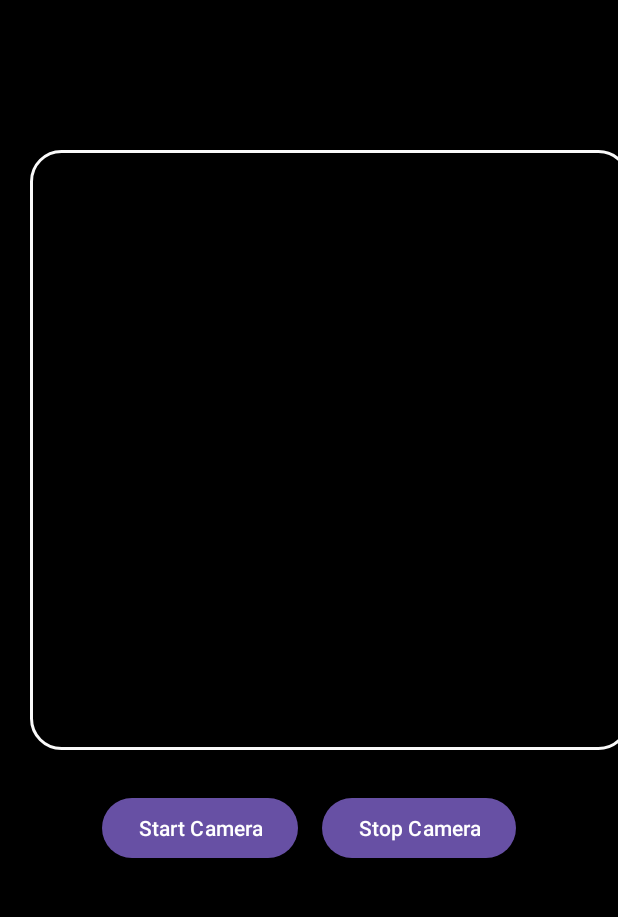
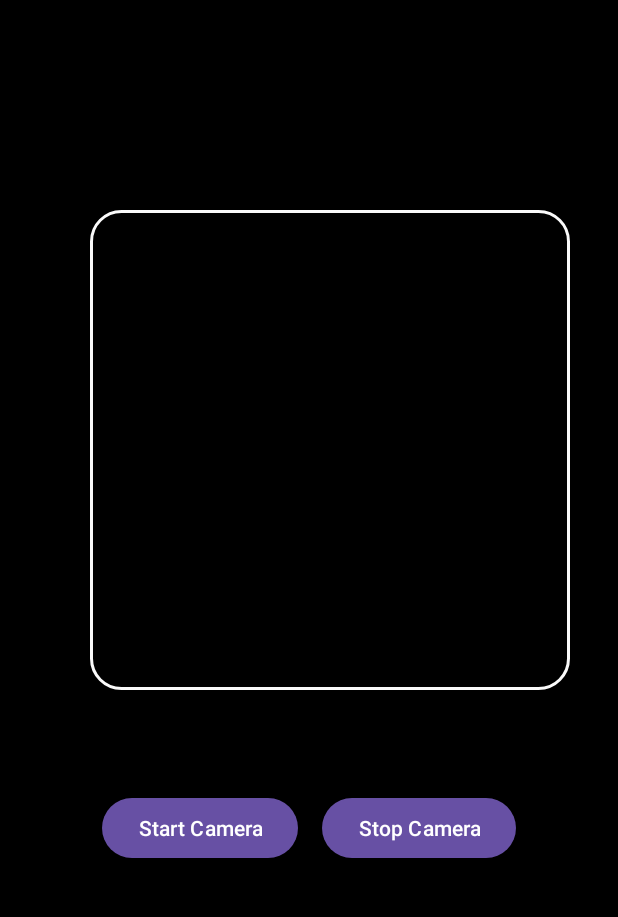
Before and after one commit to ankitsingh0913/QRScanner, an Android app: the screen it shows after launch (MainActivity), on a phone screen of 412 x 824 dp, the part 96-1013 px from its top. Run offline under Robolectric (Android 15) with nearby library versions, the phone set to English and light mode, and no system bars; libraries missing offline, so code that uses them is left out: com.otaliastudios.cameraview; plain views replace CameraView; 2 statements that could not run were skipped.

Commit message:
3rd Update

```diff
--- a/app/src/main/AndroidManifest.xml
+++ b/app/src/main/AndroidManifest.xml
@@ -9,6 +9,9 @@
     <uses-permission android:name="android.permission.CAMERA" />
     <uses-permission android:name="android.permission.RECORD_AUDIO" />
     <uses-permission android:name="android.permission.INTERNET"/>
+    <uses-permission android:name="android.permission.WRITE_EXTERNAL_STORAGE" />
+    <uses-permission android:name="android.permission.READ_EXTERNAL_STORAGE" />
+
 
     <application
         android:allowBackup="true"
--- a/app/src/main/java/com/xclone/qrscanner/Adapter.java
+++ /dev/null
@@ -1,44 +0,0 @@
-package com.xclone.qrscanner;
-import android.graphics.Bitmap;
-import android.view.LayoutInflater;
-import android.view.View;
-import android.view.ViewGroup;
-import android.widget.ImageView;
-import androidx.annotation.NonNull;
-import androidx.recyclerview.widget.RecyclerView;
-import java.util.List;
-
-public class Adapter extends RecyclerView.Adapter<Adapter.ViewHolder> {
-
-    private final List<Bitmap> frameList;
-
-    public Adapter(List<Bitmap> frameList) {
-        this.frameList = frameList;
-    }
-
-    @NonNull
-    @Override
-    public ViewHolder onCreateViewHolder(@NonNull ViewGroup parent, int viewType) {
-        View view = LayoutInflater.from(parent.getContext()).inflate(R.layout.frames, parent, false);
-        return new ViewHolder(view);
-    }
-
-    @Override
-    public void onBindViewHolder(@NonNull ViewHolder holder, int position) {
-        holder.frameImageView.setImageBitmap(frameList.get(position));
-    }
-
-    @Override
-    public int getItemCount() {
-        return frameList.size();
-    }
-
-    public static class ViewHolder extends RecyclerView.ViewHolder {
-        ImageView frameImageView;
-
-        public ViewHolder(@NonNull View itemView) {
-            super(itemView);
-            frameImageView = itemView.findViewById(R.id.frameImage);
-        }
-    }
-}
--- /dev/null
+++ b/app/src/main/java/com/xclone/qrscanner/FrameAdapter.java
@@ -0,0 +1,48 @@
+package com.xclone.qrscanner;
+
+import android.graphics.Bitmap;
+import android.view.LayoutInflater;
+import android.view.View;
+import android.view.ViewGroup;
+import android.widget.ImageView;
+
+import androidx.annotation.NonNull;
+import androidx.recyclerview.widget.RecyclerView;
+
+import java.util.List;
+
+public class FrameAdapter extends RecyclerView.Adapter<FrameAdapter.FrameViewHolder> {
+
+    private final List<Bitmap> frameList;
+
+    public FrameAdapter(List<Bitmap> frameList) {
+        this.frameList = frameList;
+    }
+
+    @NonNull
+    @Override
+    public FrameViewHolder onCreateViewHolder(@NonNull ViewGroup parent, int viewType) {
+        View view = LayoutInflater.from(parent.getContext()).inflate(R.layout.frame_item, parent, false);
+        return new FrameViewHolder(view);
+    }
+
+    @Override
+    public void onBindViewHolder(@NonNull FrameViewHolder holder, int position) {
+        Bitmap frame = frameList.get(position);
+        holder.imageView.setImageBitmap(frame);
+    }
+
+    @Override
+    public int getItemCount() {
+        return frameList.size();
+    }
+
+    static class FrameViewHolder extends RecyclerView.ViewHolder {
+        ImageView imageView;
+
+        public FrameViewHolder(@NonNull View itemView) {
+            super(itemView);
+            imageView = itemView.findViewById(R.id.frameImage);
+        }
+    }
+}
--- a/app/src/main/java/com/xclone/qrscanner/MainActivity.java
+++ b/app/src/main/java/com/xclone/qrscanner/MainActivity.java
@@ -2,8 +2,6 @@ package com.xclone.qrscanner;
 
 import android.graphics.Bitmap;
 import android.os.Bundle;
-import android.os.Handler;
-import android.os.Looper;
 import android.util.Log;
 import android.view.View;
 import android.widget.TextView;
@@ -29,10 +27,8 @@ public class MainActivity extends AppCompatActivity {
 
     private static final String TAG = "MainActivity";
     private CameraView cameraView;
-    private Handler frameHandler;
-    private Runnable frameRunnable;
     private List<Bitmap> frameList = new ArrayList<>();
-    private Adapter frameAdapter;
+    private FrameAdapter frameAdapter;
     private boolean isRecording = false;
     private TextView recordingIndicator;
     private long lastFrameTime = 0;
@@ -42,49 +38,91 @@ public class MainActivity extends AppCompatActivity {
         super.onCreate(savedInstanceState);
         EdgeToEdge.enable(this);
         setContentView(R.layout.activity_main);
+
+        // Handle edge-to-edge insets
         ViewCompat.setOnApplyWindowInsetsListener(findViewById(R.id.main), (v, insets) -> {
             Insets systemBars = insets.getInsets(WindowInsetsCompat.Type.systemBars());
             v.setPadding(systemBars.left, systemBars.top, systemBars.right, systemBars.bottom);
             return insets;
         });
 
+        setupRecyclerView();
+        setupCameraView();
+        setupRecordingControls();
+    }
+
+    private void setupRecyclerView() {
         RecyclerView recyclerView = findViewById(R.id.recyclerView);
         recyclerView.setLayoutManager(new LinearLayoutManager(this, LinearLayoutManager.HORIZONTAL, false));
-        frameAdapter = new Adapter(frameList);
+        frameAdapter = new FrameAdapter(frameList);
         recyclerView.setAdapter(frameAdapter);
+    }
 
+    private void setupCameraView() {
+        cameraView = findViewById(R.id.camera);
+        cameraView.setLifecycleOwner(this);
+    }
+
+    private void setupRecordingControls() {
         recordingIndicator = findViewById(R.id.recordingIndicator);
         findViewById(R.id.startButton).setOnClickListener(view -> startRecording());
         findViewById(R.id.stopButton).setOnClickListener(view -> stopRecording());
-
-        cameraView = findViewById(R.id.camera);
-        cameraView.setLifecycleOwner(this);
     }
 
     private void startRecording() {
         isRecording = true;
         recordingIndicator.setVisibility(View.VISIBLE);
         lastFrameTime = 0;
-        cameraView.addFrameProcessor(new FrameProcessor() {
+        cameraView.addFrameProcessor(frameProcessor);
+        Log.d(TAG, "Recording started");
+    }
+
+    private void stopRecording() {
+        isRecording = false;
+        cameraView.clearFrameProcessors();
+        recordingIndicator.setVisibility(View.GONE);
+        Log.d(TAG, "Recording stopped");
+    }
+
+    private final FrameProcessor frameProcessor = new FrameProcessor() {
         @Override
         public void process(@NonNull Frame frame) {
+            if (!isRecording) {
+                return;
+            }
+
             long currentTime = System.currentTimeMillis();
-                if (currentTime - lastFrameTime >= 1000){
+            if (currentTime - lastFrameTime >= 1000) { // Process a frame every second
                 lastFrameTime = currentTime;
                 Log.d(TAG, "Processing frame");
-                    Log.d(TAG, "Frame format: " + frame.getFormat());
-                    Log.d(TAG, "Frame size: " + frame.getSize().getWidth() + "x" + frame.getSize().getHeight());
 
                 ByteBuffer buffer = frame.getData();
                 int width = frame.getSize().getWidth();
                 int height = frame.getSize().getHeight();
                 byte[] data = new byte[buffer.remaining()];
                 buffer.get(data);
-                    Log.d(TAG, "buffer: " + data.length);
+
+                Bitmap bitmap = createBitmapFromFrame(data, width, height);
+                if (bitmap != null) {
+                    addFrameToList(bitmap);
+                }
+            }
+        }
+    };
+
+    private Bitmap createBitmapFromFrame(byte[] data, int width, int height) {
         Bitmap bitmap = Bitmap.createBitmap(width, height, Bitmap.Config.ARGB_8888);
+        try {
             bitmap.copyPixelsFromBuffer(ByteBuffer.wrap(data));
             Log.d(TAG, "Bitmap created");
+        } catch (Exception e) {
+            Log.e(TAG, "Failed to create bitmap from frame data", e);
+            return null;
+        }
+        return bitmap;
+    }
 
+    private void addFrameToList(Bitmap bitmap) {
         runOnUiThread(() -> {
             synchronized (frameList) {
                 frameList.add(bitmap);
@@ -93,23 +131,6 @@ public class MainActivity extends AppCompatActivity {
             Log.d(TAG, "Frame added to list, total frames: " + frameList.size());
         });
     }
-            }
-        });
-
-        frameHandler = new Handler(Looper.getMainLooper());
-        frameHandler.post(frameRunnable);
-        Log.d(TAG, "Recording started");
-    }
-
-    private void stopRecording() {
-        isRecording = false;
-        if (frameHandler != null && frameRunnable != null) {
-            frameHandler.removeCallbacks(frameRunnable);
-            recordingIndicator.setVisibility(View.GONE);
-        }
-        Log.d(TAG, "Recording stopped");
-    }
-
 
     @Override
     protected void onDestroy() {
--- a/app/src/main/res/layout/activity_main.xml
+++ b/app/src/main/res/layout/activity_main.xml
@@ -46,9 +46,24 @@
             android:layout_width="400dp"
             android:layout_marginTop="100dp"
             android:layout_marginLeft="20dp"
-            android:background="@drawable/cameraborderstyle"
             app:cameraFacing="back"
             app:cameraPreview="glSurface" >
+
+            <RelativeLayout
+                android:layout_width="match_parent"
+                android:layout_height="match_parent">
+
+                <ImageView
+                    android:layout_width="300dp"
+                    android:layout_height="300dp"
+                    android:layout_alignParentStart="true"
+                    android:layout_alignParentTop="true"
+                    android:layout_alignParentEnd="true"
+                    android:layout_alignParentBottom="true"
+                    android:layout_margin="40dp"
+                    android:layout_marginBottom="48dp"
+                    android:background="@drawable/cameraborderstyle" />
+            </RelativeLayout>
 
             <TextView
                 android:id="@+id/recordingIndicator"
@@ -59,7 +74,8 @@
                 android:textColor="#FF0000"
                 android:textSize="18sp"
                 android:visibility="gone"
-                android:layout_marginTop="150dp"/>
+                android:layout_alignParentBottom="true"
+                android:layout_marginTop="180dp"/>
         </com.otaliastudios.cameraview.CameraView>
 
         <LinearLayout
@@ -96,7 +112,7 @@
         <LinearLayout
             android:layout_width="match_parent"
             android:layout_height="wrap_content"
-            android:layout_marginTop="20dp">
+            android:layout_marginTop="50dp">
             <androidx.recyclerview.widget.RecyclerView
                 android:id="@+id/recyclerView"
                 android:layout_width="match_parent"
```
Also changed, not shown: app/src/main/res/layout/frame_item.xml (renamed from app/src/main/res/layout/frames.xml). Lines whose indentation alone changed are shown as unchanged.
